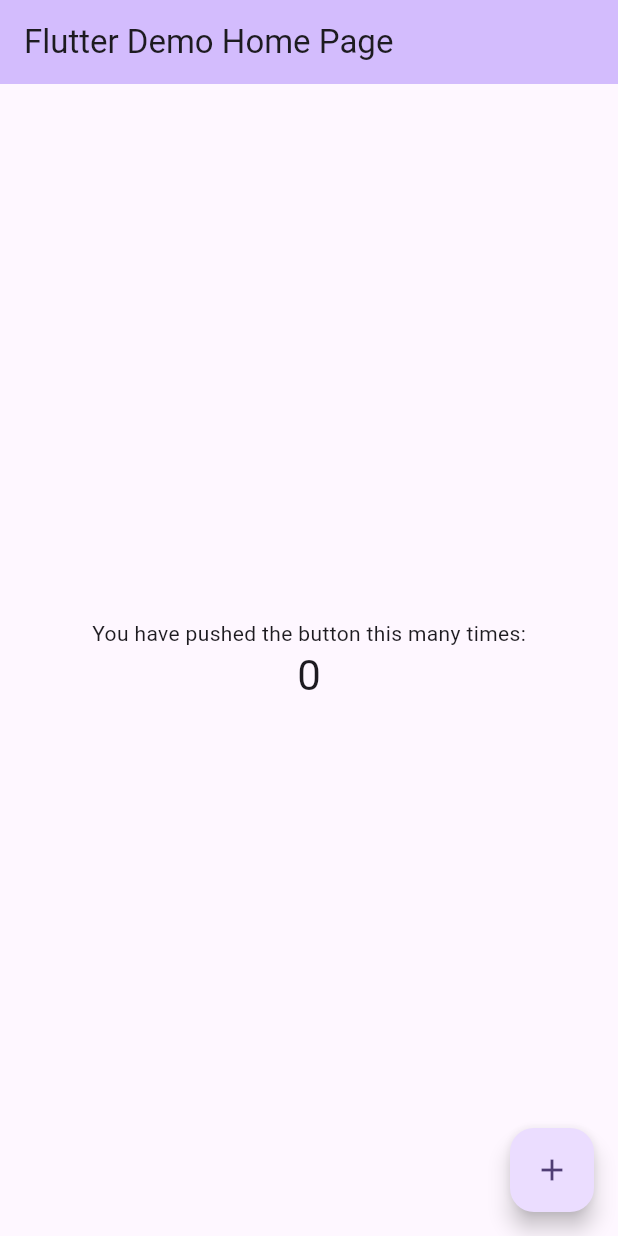
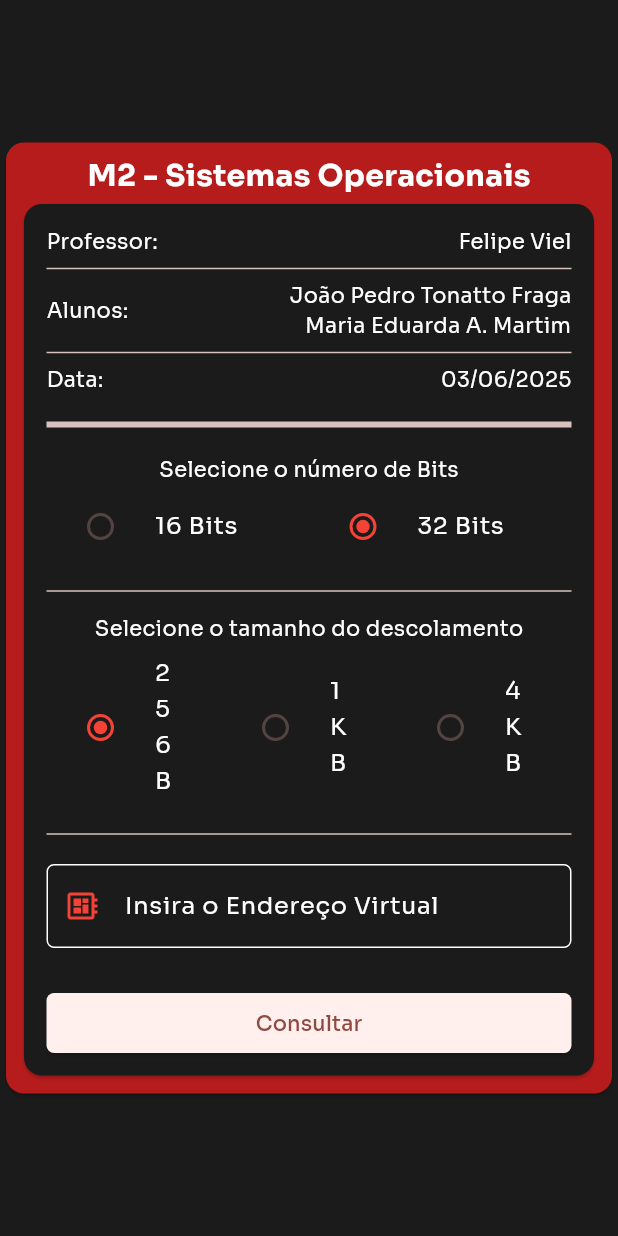
Before and after one commit to joaopedrofraga/so-m2, a Flutter app: the screen it shows after launch, on a phone screen of 412 x 824 dp. Run offline on Flutter 3.47's test engine with Material 3 defaults, Android fonts, the phone set to English and light mode, and no system bars; our stand-ins replace google_fonts.

Commit message:
Modularização dos arquivos do código para fins de organização do código.

```diff
--- /dev/null
+++ b/lib/app.dart
@@ -0,0 +1,120 @@
+import 'package:flutter/material.dart';
+import 'package:google_fonts/google_fonts.dart';
+import 'package:so_m2/presentation/cabecalho_trabalho_widget.dart';
+import 'package:so_m2/presentation/endereco_textformfield_widget.dart';
+import 'package:so_m2/presentation/selecao_numero_bits_widget.dart';
+import 'package:so_m2/presentation/selecao_tamanho_deslocamento_widget.dart';
+
+class App extends StatefulWidget {
+  const App({super.key});
+
+  @override
+  State<App> createState() => _AppState();
+}
+
+class _AppState extends State<App> {
+  TextEditingController enderecontroller = TextEditingController();
+  int numeroBitsSelecionado = 32;
+  int deslocamentoSelecionado = 2048;
+
+  void alterarNumeroBits(int novoValor) {
+    setState(() {
+      numeroBitsSelecionado = novoValor;
+    });
+  }
+
+  void alterarTamanhoDeslocamento(int novoValor) {
+    setState(() {
+      deslocamentoSelecionado = novoValor;
+    });
+  }
+
+  @override
+  Widget build(BuildContext context) {
+    return MaterialApp(
+      theme: ThemeData(
+        useMaterial3: true,
+        colorSchemeSeed: Colors.red,
+        scaffoldBackgroundColor: const Color.fromARGB(255, 27, 27, 27),
+        textTheme: GoogleFonts.soraTextTheme(
+          Theme.of(context).textTheme.apply(
+            bodyColor: Colors.white,
+            //displayColor: Colors.white,
+          ),
+        ),
+      ),
+      home: Scaffold(
+        body: Center(
+          child: Card(
+            color: Colors.red.shade900,
+            child: Padding(
+              padding: const EdgeInsets.all(8),
+              child: Column(
+                mainAxisAlignment: MainAxisAlignment.center,
+                mainAxisSize: MainAxisSize.min,
+                children: [
+                  Text(
+                    'M2 - Sistemas Operacionais',
+                    style: TextStyle(fontSize: 20, fontWeight: FontWeight.bold),
+                  ),
+                  Card(
+                    color: const Color.fromARGB(255, 27, 27, 27),
+                    child: Padding(
+                      padding: const EdgeInsets.all(15),
+                      child: ConstrainedBox(
+                        constraints: const BoxConstraints(maxWidth: 400),
+                        child: Column(
+                          mainAxisAlignment: MainAxisAlignment.center,
+                          mainAxisSize: MainAxisSize.min,
+                          children: [
+                            CabecalhoTrabalhoWidget(),
+                            const Divider(thickness: 4, height: 40),
+                            SelecaoNumeroBitsWidget(
+                              numeroBitsSelecionado: numeroBitsSelecionado,
+                              onChanged: alterarNumeroBits,
+                            ),
+                            const Divider(height: 30),
+                            SelecaoTamanhoDeslocamentoWidget(
+                              deslocamentoSelecionado: deslocamentoSelecionado,
+                              onChanged: alterarTamanhoDeslocamento,
+                            ),
+                            const Divider(height: 30),
+                            const SizedBox(height: 5),
+                            EnderecoTextformfieldWidget(
+                              enderecontroller: enderecontroller,
+                            ),
+                            const SizedBox(height: 30),
+                            SizedBox(
+                              width: double.infinity,
+                              height: 40,
+                              child: ElevatedButton(
+                                onPressed: () {
+                                  debugPrint(
+                                    int.parse(
+                                      enderecontroller.text,
+                                      radix: 16,
+                                    ).toRadixString(2),
+                                  );
+                                },
+                                style: ElevatedButton.styleFrom(
+                                  shape: RoundedRectangleBorder(
+                                    borderRadius: BorderRadius.circular(5),
+                                  ),
+                                ),
+                                child: Text('Consultar'),
+                              ),
+                            ),
+                          ],
+                        ),
+                      ),
+                    ),
+                  ),
+                ],
+              ),
+            ),
+          ),
+        ),
+      ),
+    );
+  }
+}
--- a/lib/main.dart
+++ b/lib/main.dart
@@ -1,122 +1,6 @@
 import 'package:flutter/material.dart';
+import 'package:so_m2/app.dart';
 
 void main() {
-  runApp(const MyApp());
+  runApp(const App());
 }
-
-class MyApp extends StatelessWidget {
-  const MyApp({super.key});
-
-  // This widget is the root of your application.
-  @override
-  Widget build(BuildContext context) {
-    return MaterialApp(
-      title: 'Flutter Demo',
-      theme: ThemeData(
-        // This is the theme of your application.
-        //
-        // TRY THIS: Try running your application with "flutter run". You'll see
-        // the application has a purple toolbar. Then, without quitting the app,
-        // try changing the seedColor in the colorScheme below to Colors.green
-        // and then invoke "hot reload" (save your changes or press the "hot
-        // reload" button in a Flutter-supported IDE, or press "r" if you used
-        // the command line to start the app).
-        //
-        // Notice that the counter didn't reset back to zero; the application
-        // state is not lost during the reload. To reset the state, use hot
-        // restart instead.
-        //
-        // This works for code too, not just values: Most code changes can be
-        // tested with just a hot reload.
-        colorScheme: ColorScheme.fromSeed(seedColor: Colors.deepPurple),
-      ),
-      home: const MyHomePage(title: 'Flutter Demo Home Page'),
-    );
-  }
-}
-
-class MyHomePage extends StatefulWidget {
-  const MyHomePage({super.key, required this.title});
-
-  // This widget is the home page of your application. It is stateful, meaning
-  // that it has a State object (defined below) that contains fields that affect
-  // how it looks.
-
-  // This class is the configuration for the state. It holds the values (in this
-  // case the title) provided by the parent (in this case the App widget) and
-  // used by the build method of the State. Fields in a Widget subclass are
-  // always marked "final".
-
-  final String title;
-
-  @override
-  State<MyHomePage> createState() => _MyHomePageState();
-}
-
-class _MyHomePageState extends State<MyHomePage> {
-  int _counter = 0;
-
-  void _incrementCounter() {
-    setState(() {
-      // This call to setState tells the Flutter framework that something has
-      // changed in this State, which causes it to rerun the build method below
-      // so that the display can reflect the updated values. If we changed
-      // _counter without calling setState(), then the build method would not be
-      // called again, and so nothing would appear to happen.
-      _counter++;
-    });
-  }
-
-  @override
-  Widget build(BuildContext context) {
-    // This method is rerun every time setState is called, for instance as done
-    // by the _incrementCounter method above.
-    //
-    // The Flutter framework has been optimized to make rerunning build methods
-    // fast, so that you can just rebuild anything that needs updating rather
-    // than having to individually change instances of widgets.
-    return Scaffold(
-      appBar: AppBar(
-        // TRY THIS: Try changing the color here to a specific color (to
-        // Colors.amber, perhaps?) and trigger a hot reload to see the AppBar
-        // change color while the other colors stay the same.
-        backgroundColor: Theme.of(context).colorScheme.inversePrimary,
-        // Here we take the value from the MyHomePage object that was created by
-        // the App.build method, and use it to set our appbar title.
-        title: Text(widget.title),
-      ),
-      body: Center(
-        // Center is a layout widget. It takes a single child and positions it
-        // in the middle of the parent.
-        child: Column(
-          // Column is also a layout widget. It takes a list of children and
-          // arranges them vertically. By default, it sizes itself to fit its
-          // children horizontally, and tries to be as tall as its parent.
-          //
-          // Column has various properties to control how it sizes itself and
-          // how it positions its children. Here we use mainAxisAlignment to
-          // center the children vertically; the main axis here is the vertical
-          // axis because Columns are vertical (the cross axis would be
-          // horizontal).
-          //
-          // TRY THIS: Invoke "debug painting" (choose the "Toggle Debug Paint"
-          // action in the IDE, or press "p" in the console), to see the
-          // wireframe for each widget.
-          mainAxisAlignment: MainAxisAlignment.center,
-          children: <Widget>[
-            const Text('You have pushed the button this many times:'),
-            Text(
-              '$_counter',
-              style: Theme.of(context).textTheme.headlineMedium,
-            ),
-          ],
-        ),
-      ),
-      floatingActionButton: FloatingActionButton(
-        onPressed: _incrementCounter,
-        tooltip: 'Increment',
-        child: const Icon(Icons.add),
-      ), // This trailing comma makes auto-formatting nicer for build methods.
-    );
-  }
-}
--- /dev/null
+++ b/lib/presentation/cabecalho_trabalho_widget.dart
@@ -0,0 +1,26 @@
+import 'package:flutter/material.dart';
+
+class CabecalhoTrabalhoWidget extends StatelessWidget {
+  const CabecalhoTrabalhoWidget({super.key});
+
+  @override
+  Widget build(BuildContext context) {
+    return Column(
+      children: [
+        Row(
+          children: [Text('Professor:'), const Spacer(), Text('Felipe Viel')],
+        ),
+        const Divider(),
+        Row(
+          children: [
+            Text('Alunos:'),
+            const Spacer(),
+            Text('João Pedro Tonatto Fraga\n   Maria Eduarda A. Martim'),
+          ],
+        ),
+        const Divider(),
+        Row(children: [Text('Data:'), const Spacer(), Text('03/06/2025')]),
+      ],
+    );
+  }
+}
--- /dev/null
+++ b/lib/presentation/endereco_textformfield_widget.dart
@@ -0,0 +1,29 @@
+import 'package:flutter/material.dart';
+
+// ignore: must_be_immutable
+class EnderecoTextformfieldWidget extends StatelessWidget {
+  TextEditingController enderecontroller;
+
+  EnderecoTextformfieldWidget({super.key, required this.enderecontroller});
+
+  @override
+  Widget build(BuildContext context) {
+    return TextFormField(
+      controller: enderecontroller,
+      decoration: InputDecoration(
+        prefixIcon: Icon(Icons.developer_board, color: Colors.red),
+        labelText: 'Insira o Endereço Virtual',
+        labelStyle: TextStyle(color: Colors.white),
+        enabledBorder: OutlineInputBorder(
+          borderRadius: BorderRadius.circular(5),
+          borderSide: BorderSide(color: Colors.white),
+        ),
+        focusedBorder: OutlineInputBorder(
+          borderRadius: BorderRadius.circular(5),
+          borderSide: BorderSide(color: Colors.red),
+        ),
+      ),
+      style: TextStyle(color: Colors.white),
+    );
+  }
+}
--- /dev/null
+++ b/lib/presentation/selecao_numero_bits_widget.dart
@@ -0,0 +1,55 @@
+import 'package:flutter/material.dart';
+
+// ignore: must_be_immutable
+class SelecaoNumeroBitsWidget extends StatelessWidget {
+  List<int> numeroBits = [16, 32];
+  Function(int) onChanged;
+  int numeroBitsSelecionado;
+
+  SelecaoNumeroBitsWidget({
+    super.key,
+    required this.numeroBitsSelecionado,
+    required this.onChanged,
+  });
+
+  @override
+  Widget build(BuildContext context) {
+    return Column(
+      children: [
+        Text('Selecione o número de Bits'),
+        Row(
+          children: [
+            Expanded(
+              child: RadioListTile(
+                value: numeroBits[0],
+                groupValue: numeroBitsSelecionado,
+                onChanged: (novoValor) {
+                  onChanged(novoValor!);
+                },
+                activeColor: Colors.red,
+                title: Text(
+                  '${numeroBits[0]} Bits',
+                  style: TextStyle(color: Colors.white),
+                ),
+              ),
+            ),
+            Expanded(
+              child: RadioListTile(
+                value: numeroBits[1],
+                groupValue: numeroBitsSelecionado,
+                onChanged: (novoValor) {
+                  onChanged(novoValor!);
+                },
+                activeColor: Colors.red,
+                title: Text(
+                  '${numeroBits[1]} Bits',
+                  style: TextStyle(color: Colors.white),
+                ),
+              ),
+            ),
+          ],
+        ),
+      ],
+    );
+  }
+}
--- /dev/null
+++ b/lib/presentation/selecao_tamanho_deslocamento_widget.dart
@@ -0,0 +1,60 @@
+import 'package:flutter/material.dart';
+
+// ignore: must_be_immutable
+class SelecaoTamanhoDeslocamentoWidget extends StatelessWidget {
+  List<int> deslocamento = [2048, 8192, 32768];
+  int deslocamentoSelecionado;
+  Function(int) onChanged;
+
+  SelecaoTamanhoDeslocamentoWidget({
+    super.key,
+    required this.deslocamentoSelecionado,
+    required this.onChanged,
+  });
+
+  @override
+  Widget build(BuildContext context) {
+    return Column(
+      children: [
+        Text('Selecione o tamanho do descolamento'),
+        Row(
+          children: [
+            Expanded(
+              child: RadioListTile(
+                value: deslocamento[0],
+                groupValue: deslocamentoSelecionado,
+                onChanged: (novoValor) {
+                  onChanged(novoValor!);
+                },
+                activeColor: Colors.red,
+                title: Text('256 B', style: TextStyle(color: Colors.white)),
+              ),
+            ),
+            Expanded(
+              child: RadioListTile(
+                value: deslocamento[1],
+                groupValue: deslocamentoSelecionado,
+                onChanged: (novoValor) {
+                  onChanged(novoValor!);
+                },
+                activeColor: Colors.red,
+                title: Text('1 KB', style: TextStyle(color: Colors.white)),
+              ),
+            ),
+            Expanded(
+              child: RadioListTile(
+                value: deslocamento[2],
+                groupValue: deslocamentoSelecionado,
+                onChanged: (novoValor) {
+                  onChanged(novoValor!);
+                },
+                activeColor: Colors.red,
+                title: Text('4 KB', style: TextStyle(color: Colors.white)),
+              ),
+            ),
+          ],
+        ),
+      ],
+    );
+  }
+}
--- a/pubspec.yaml
+++ b/pubspec.yaml
@@ -34,6 +34,7 @@ dependencies:
   # The following adds the Cupertino Icons font to your application.
   # Use with the CupertinoIcons class for iOS style icons.
   cupertino_icons: ^1.0.8
+  google_fonts: ^6.2.1
 
 dev_dependencies:
   flutter_test:
```
Also changed, not shown: pubspec.lock, 1 other file.
